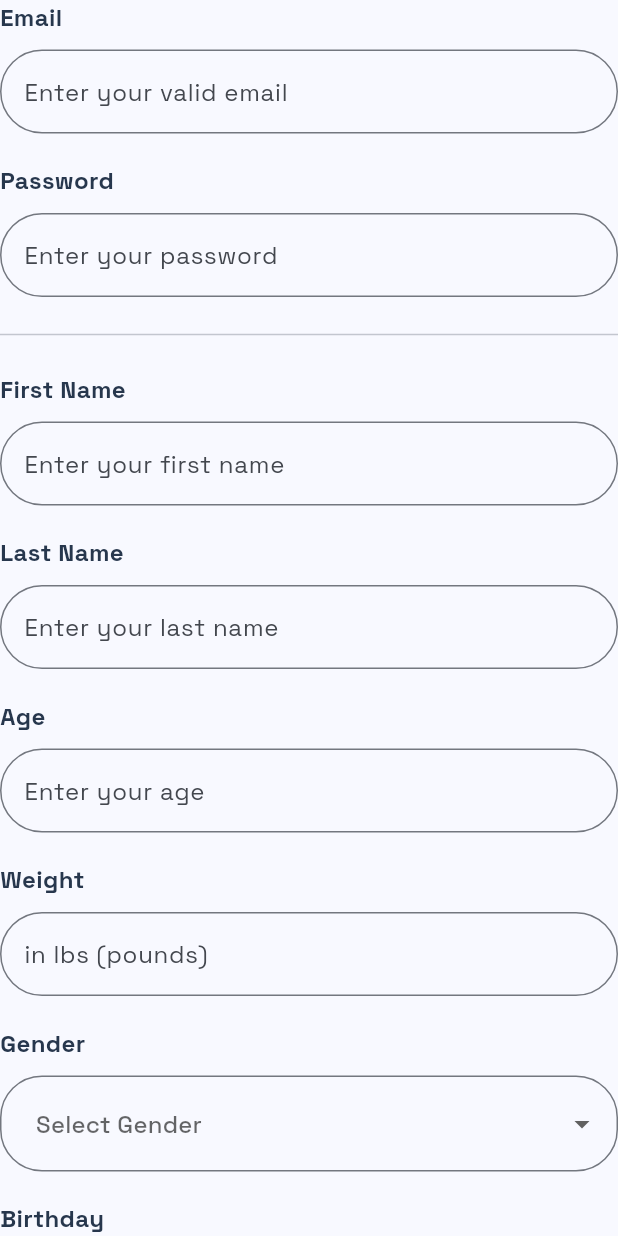
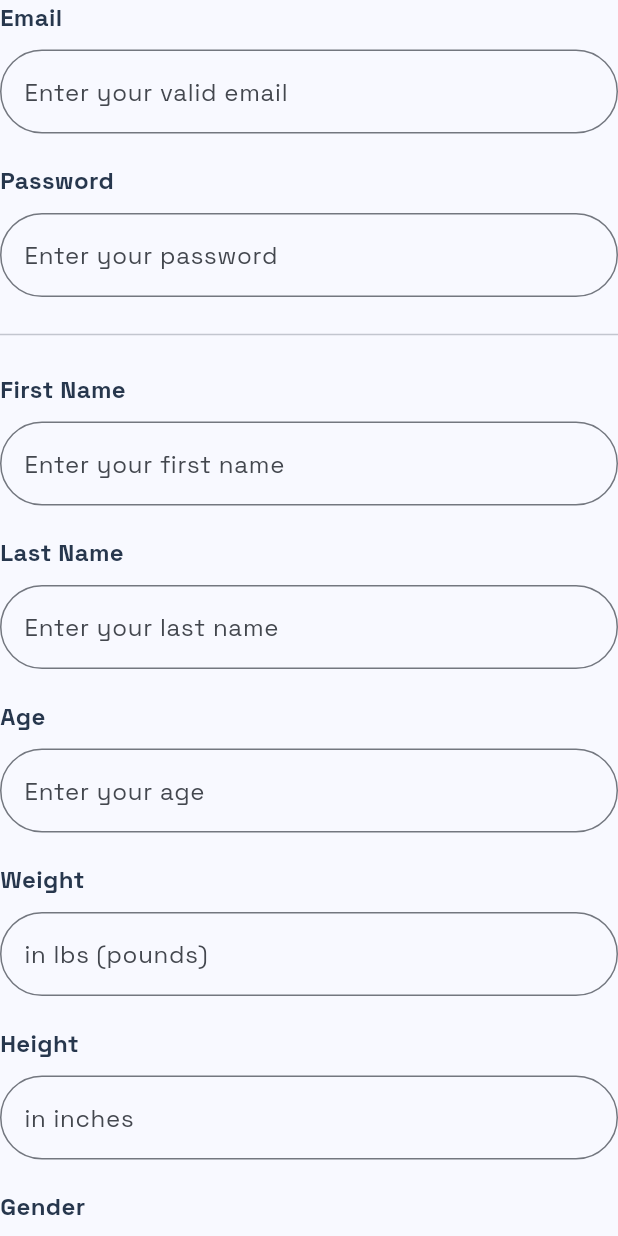
Before and after one commit to faustojc/workout_routine, a Flutter app: the UserAthleteForm widget shown alone on an empty page, opened directly, on a phone screen of 412 x 824 dp. Run offline on Flutter 3.47's test engine with Material 3 defaults, Android fonts, the phone set to English and light mode, and no system bars; our stand-ins replace cloud_firestore, firebase_auth, firebase_core; accounts and stored records are empty.

Commit message:
Added height field

```diff
--- a/lib/models/athletes.dart
+++ b/lib/models/athletes.dart
@@ -9,6 +9,7 @@ class Athlete {
   final String address;
   final String age;
   final String weight;
+  final String height;
   final DateTime birthday;
   final DateTime createdAt;
   final DateTime updatedAt;
@@ -24,6 +25,7 @@ class Athlete {
     required this.address,
     required this.age,
     required this.weight,
+    required this.height,
     required this.birthday,
     required this.createdAt,
     required this.updatedAt,
@@ -43,9 +45,11 @@ class Athlete {
       address: json['address'],
       age: json['age'],
       weight: json['weight'],
+      height: json['height'],
       birthday: json['birthday'],
       createdAt: json['createdAt'],
-        updatedAt: json['updatedAt']);
+      updatedAt: json['updatedAt'],
+    );
   }
 
   Map<String, dynamic> toJson() => {
@@ -59,6 +63,7 @@ class Athlete {
         'address': address,
         'age': age,
         'weight': weight,
+        'height': height,
         'birthdate': birthday,
         'createdAt': createdAt,
         'updatedAt': updatedAt,
--- a/lib/widgets/auth/register.dart
+++ b/lib/widgets/auth/register.dart
@@ -23,6 +23,7 @@ class _RegisterFormState extends State<RegisterForm> {
     'gender': '',
     'age': '',
     'weight': '',
+    'height': '',
     'birthday': '',
     'city': '',
     'address': '',
@@ -185,6 +186,7 @@ class _UserAthleteFormState extends State<UserAthleteForm> {
   late TextEditingController _genderController;
   late TextEditingController _ageController;
   late TextEditingController _weightController;
+  late TextEditingController _heightController;
   late TextEditingController _birthdayController;
   late TextEditingController _cityController;
   late TextEditingController _addressController;
@@ -200,6 +202,7 @@ class _UserAthleteFormState extends State<UserAthleteForm> {
     _genderController = TextEditingController(text: _RegisterFormState.userInfo['gender']);
     _ageController = TextEditingController(text: _RegisterFormState.userInfo['age']);
     _weightController = TextEditingController(text: _RegisterFormState.userInfo['weight']);
+    _heightController = TextEditingController(text: _RegisterFormState.userInfo['height']);
     _birthdayController = TextEditingController(text: _formatDate(_RegisterFormState.userInfo['birthday']));
     _cityController = TextEditingController(text: _RegisterFormState.userInfo['city']);
     _addressController = TextEditingController(text: _RegisterFormState.userInfo['address']);
@@ -211,6 +214,7 @@ class _UserAthleteFormState extends State<UserAthleteForm> {
     _genderController.addListener(() => _RegisterFormState.userInfo['gender'] = _genderController.text);
     _ageController.addListener(() => _RegisterFormState.userInfo['age'] = _ageController.text);
     _weightController.addListener(() => _RegisterFormState.userInfo['weight'] = _weightController.text);
+    _heightController.addListener(() => _RegisterFormState.userInfo['height'] = _heightController.text);
     _birthdayController.addListener(() {
       if (_RegisterFormState.userInfo['birthday'] is String) {
         if (_birthdayController.text.isNotEmpty) {
@@ -239,6 +243,7 @@ class _UserAthleteFormState extends State<UserAthleteForm> {
     _genderController.dispose();
     _ageController.dispose();
     _weightController.dispose();
+    _heightController.dispose();
     _birthdayController.dispose();
     _cityController.dispose();
     _addressController.dispose();
@@ -407,6 +412,23 @@ class _UserAthleteFormState extends State<UserAthleteForm> {
           ),
           const SizedBox(height: 20),
           const Text(
+            'Height',
+            style: TextStyle(
+              fontSize: 16,
+              fontWeight: FontWeight.bold,
+              color: ThemeColor.primary,
+            ),
+          ),
+          const SizedBox(height: 10),
+          InputFormField(
+            type: FieldType.double,
+            hint: 'in inches',
+            controller: _heightController,
+            decoration: FieldDecoration.outlined,
+            validator: (value) => _validateInfo(value, 'height'),
+          ),
+          const SizedBox(height: 20),
+          const Text(
             'Gender',
             style: TextStyle(
               fontSize: 16,
```
Lines whose indentation alone changed are shown as unchanged.
